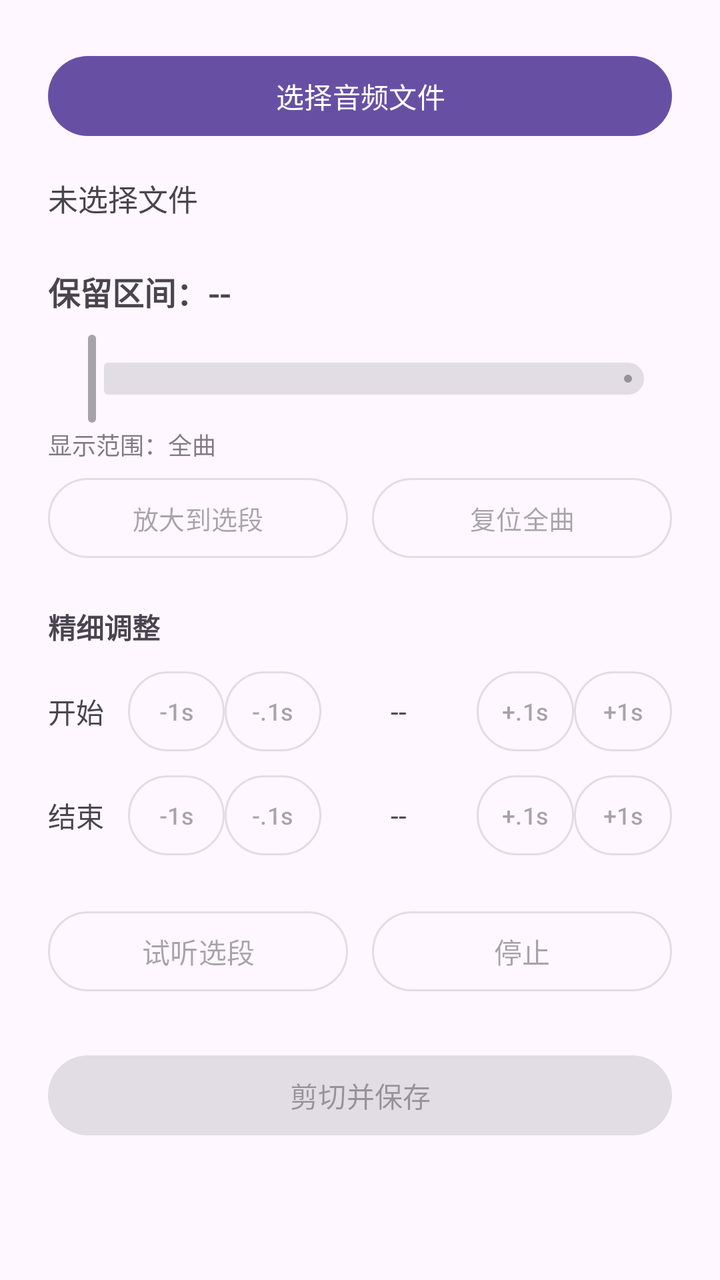
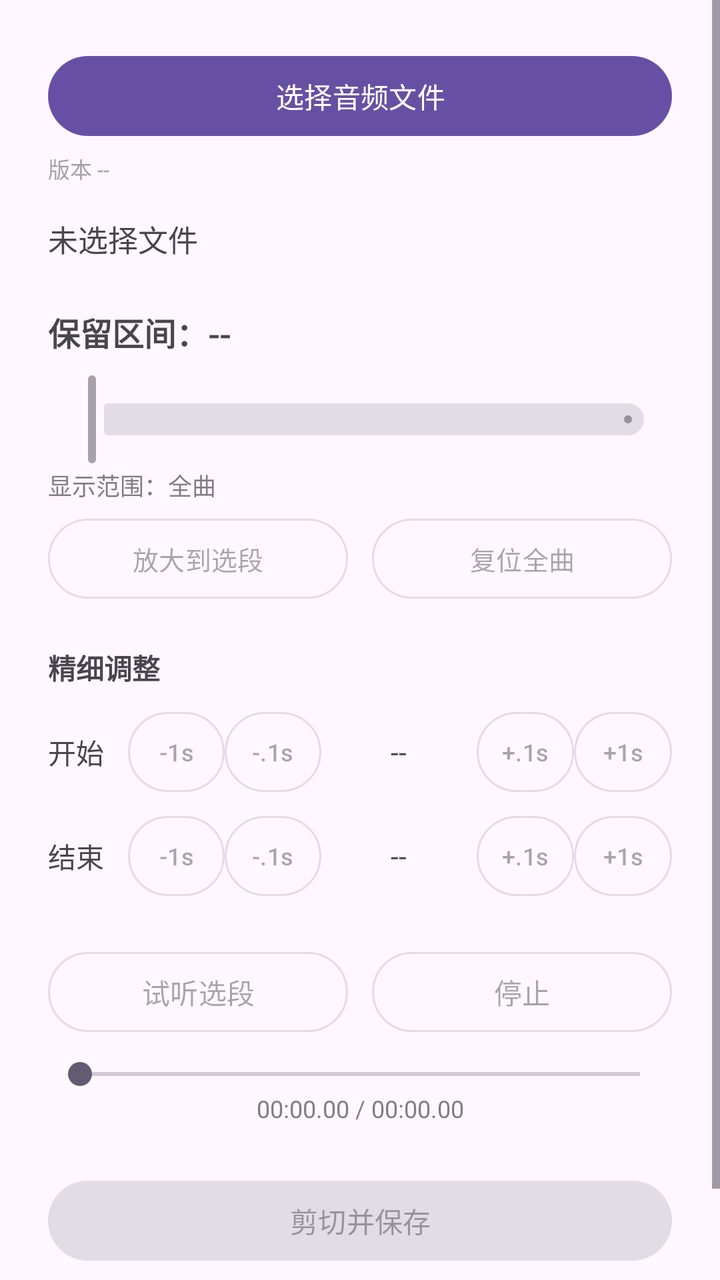

Two renders of the same Android screen: before a commit and after it. Below are the layout's source before the change and the commit's diff.
<!-- AndroidManifest.xml: application theme Theme.AudioCutter -->
<!-- res/layout/activity_main.xml -->
<?xml version="1.0" encoding="utf-8"?>
<ScrollView xmlns:android="http://schemas.android.com/apk/res/android"
    xmlns:app="http://schemas.android.com/apk/res-auto"
    android:layout_width="match_parent"
    android:layout_height="match_parent">

    <LinearLayout
        android:layout_width="match_parent"
        android:layout_height="wrap_content"
        android:orientation="vertical"
        android:padding="24dp">

        <com.google.android.material.button.MaterialButton
            android:id="@+id/btnPick"
            android:layout_width="match_parent"
            android:layout_height="wrap_content"
            android:text="选择音频文件" />

        <TextView
            android:id="@+id/tvFile"
            android:layout_width="match_parent"
            android:layout_height="wrap_content"
            android:layout_marginTop="16dp"
            android:text="未选择文件"
            android:textSize="15sp" />

        <TextView
            android:id="@+id/tvRange"
            android:layout_width="match_parent"
            android:layout_height="wrap_content"
            android:layout_marginTop="24dp"
            android:text="保留区间：--"
            android:textSize="16sp"
            android:textStyle="bold" />

        <com.google.android.material.slider.RangeSlider
            android:id="@+id/slider"
            android:layout_width="match_parent"
            android:layout_height="wrap_content"
            android:layout_marginTop="8dp"
            android:enabled="false"
            app:labelBehavior="gone"
            android:valueFrom="0.0"
            android:valueTo="1000.0"
            android:stepSize="0.0" />

        <TextView
            android:id="@+id/tvWindow"
            android:layout_width="match_parent"
            android:layout_height="wrap_content"
            android:text="显示范围：全曲"
            android:textSize="12sp"
            android:alpha="0.7" />

        <LinearLayout
            android:layout_width="match_parent"
            android:layout_height="wrap_content"
            android:layout_marginTop="4dp"
            android:orientation="horizontal">

            <com.google.android.material.button.MaterialButton
                android:id="@+id/btnZoom"
                style="?attr/materialButtonOutlinedStyle"
                android:layout_width="0dp"
                android:layout_height="wrap_content"
                android:layout_weight="1"
                android:enabled="false"
                android:textSize="13sp"
                android:text="放大到选段" />

            <Space
                android:layout_width="12dp"
                android:layout_height="wrap_content" />

            <com.google.android.material.button.MaterialButton
                android:id="@+id/btnZoomReset"
                style="?attr/materialButtonOutlinedStyle"
                android:layout_width="0dp"
                android:layout_height="wrap_content"
                android:layout_weight="1"
                android:enabled="false"
                android:textSize="13sp"
                android:text="复位全曲" />
        </LinearLayout>

        <TextView
            android:layout_width="match_parent"
            android:layout_height="wrap_content"
            android:layout_marginTop="20dp"
            android:text="精细调整"
            android:textStyle="bold"
            android:textSize="14sp" />

        
        <LinearLayout
            android:layout_width="match_parent"
            android:layout_height="wrap_content"
            android:layout_marginTop="8dp"
            android:gravity="center_vertical"
            android:orientation="horizontal">

            <TextView
                android:layout_width="40dp"
                android:layout_height="wrap_content"
                android:text="开始"
                android:textSize="14sp" />

            <com.google.android.material.button.MaterialButton
                android:id="@+id/btnStartMinus1"
                style="?attr/materialButtonOutlinedStyle"
                android:layout_width="0dp"
                android:layout_height="wrap_content"
                android:layout_weight="1"
                android:enabled="false"
                android:insetLeft="0dp" android:insetRight="0dp"
                android:paddingLeft="0dp" android:paddingRight="0dp"
                android:minWidth="0dp"
                android:textSize="12sp"
                android:text="-1s" />

            <com.google.android.material.button.MaterialButton
                android:id="@+id/btnStartMinus01"
                style="?attr/materialButtonOutlinedStyle"
                android:layout_width="0dp"
                android:layout_height="wrap_content"
                android:layout_weight="1"
                android:enabled="false"
                android:insetLeft="0dp" android:insetRight="0dp"
                android:paddingLeft="0dp" android:paddingRight="0dp"
                android:minWidth="0dp"
                android:textSize="12sp"
                android:text="-.1s" />

            <TextView
                android:id="@+id/tvStart"
                android:layout_width="0dp"
                android:layout_height="wrap_content"
                android:layout_weight="1.6"
                android:gravity="center"
                android:text="--"
                android:textSize="14sp" />

            <com.google.android.material.button.MaterialButton
                android:id="@+id/btnStartPlus01"
                style="?attr/materialButtonOutlinedStyle"
                android:layout_width="0dp"
                android:layout_height="wrap_content"
                android:layout_weight="1"
                android:enabled="false"
                android:insetLeft="0dp" android:insetRight="0dp"
                android:paddingLeft="0dp" android:paddingRight="0dp"
                android:minWidth="0dp"
                android:textSize="12sp"
                android:text="+.1s" />

            <com.google.android.material.button.MaterialButton
                android:id="@+id/btnStartPlus1"
                style="?attr/materialButtonOutlinedStyle"
                android:layout_width="0dp"
                android:layout_height="wrap_content"
                android:layout_weight="1"
                android:enabled="false"
                android:insetLeft="0dp" android:insetRight="0dp"
                android:paddingLeft="0dp" android:paddingRight="0dp"
                android:minWidth="0dp"
                android:textSize="12sp"
                android:text="+1s" />
        </LinearLayout>

        
        <LinearLayout
            android:layout_width="match_parent"
            android:layout_height="wrap_content"
            android:layout_marginTop="4dp"
            android:gravity="center_vertical"
            android:orientation="horizontal">

            <TextView
                android:layout_width="40dp"
                android:layout_height="wrap_content"
                android:text="结束"
                android:textSize="14sp" />

            <com.google.android.material.button.MaterialButton
                android:id="@+id/btnEndMinus1"
                style="?attr/materialButtonOutlinedStyle"
                android:layout_width="0dp"
                android:layout_height="wrap_content"
                android:layout_weight="1"
                android:enabled="false"
                android:insetLeft="0dp" android:insetRight="0dp"
                android:paddingLeft="0dp" android:paddingRight="0dp"
                android:minWidth="0dp"
                android:textSize="12sp"
                android:text="-1s" />

            <com.google.android.material.button.MaterialButton
                android:id="@+id/btnEndMinus01"
                style="?attr/materialButtonOutlinedStyle"
                android:layout_width="0dp"
                android:layout_height="wrap_content"
                android:layout_weight="1"
                android:enabled="false"
                android:insetLeft="0dp" android:insetRight="0dp"
                android:paddingLeft="0dp" android:paddingRight="0dp"
                android:minWidth="0dp"
                android:textSize="12sp"
                android:text="-.1s" />

            <TextView
                android:id="@+id/tvEnd"
                android:layout_width="0dp"
                android:layout_height="wrap_content"
                android:layout_weight="1.6"
                android:gravity="center"
                android:text="--"
                android:textSize="14sp" />

            <com.google.android.material.button.MaterialButton
                android:id="@+id/btnEndPlus01"
                style="?attr/materialButtonOutlinedStyle"
                android:layout_width="0dp"
                android:layout_height="wrap_content"
                android:layout_weight="1"
                android:enabled="false"
                android:insetLeft="0dp" android:insetRight="0dp"
                android:paddingLeft="0dp" android:paddingRight="0dp"
                android:minWidth="0dp"
                android:textSize="12sp"
                android:text="+.1s" />

            <com.google.android.material.button.MaterialButton
                android:id="@+id/btnEndPlus1"
                style="?attr/materialButtonOutlinedStyle"
                android:layout_width="0dp"
                android:layout_height="wrap_content"
                android:layout_weight="1"
                android:enabled="false"
                android:insetLeft="0dp" android:insetRight="0dp"
                android:paddingLeft="0dp" android:paddingRight="0dp"
                android:minWidth="0dp"
                android:textSize="12sp"
                android:text="+1s" />
        </LinearLayout>

        <LinearLayout
            android:layout_width="match_parent"
            android:layout_height="wrap_content"
            android:layout_marginTop="20dp"
            android:orientation="horizontal">

            <com.google.android.material.button.MaterialButton
                android:id="@+id/btnPlay"
                style="?attr/materialButtonOutlinedStyle"
                android:layout_width="0dp"
                android:layout_height="wrap_content"
                android:layout_weight="1"
                android:enabled="false"
                android:text="试听选段" />

            <Space
                android:layout_width="12dp"
                android:layout_height="wrap_content" />

            <com.google.android.material.button.MaterialButton
                android:id="@+id/btnStop"
                style="?attr/materialButtonOutlinedStyle"
                android:layout_width="0dp"
                android:layout_height="wrap_content"
                android:layout_weight="1"
                android:enabled="false"
                android:text="停止" />
        </LinearLayout>

        <com.google.android.material.button.MaterialButton
            android:id="@+id/btnCut"
            android:layout_width="match_parent"
            android:layout_height="wrap_content"
            android:layout_marginTop="24dp"
            android:enabled="false"
            android:text="剪切并保存" />

        <ProgressBar
            android:id="@+id/progress"
            style="?android:attr/progressBarStyleHorizontal"
            android:layout_width="match_parent"
            android:layout_height="wrap_content"
            android:layout_marginTop="16dp"
            android:max="100"
            android:visibility="gone" />

        <TextView
            android:id="@+id/tvStatus"
            android:layout_width="match_parent"
            android:layout_height="wrap_content"
            android:layout_marginTop="12dp"
            android:text=""
            android:textSize="14sp" />
    </LinearLayout>
</ScrollView>
<!-- resources referenced by this layout -->
<resources>
  <style name="Theme.AudioCutter" parent="Theme.Material3.DayNight.NoActionBar">
          <item name="colorPrimary">@color/purple500</item>
      </style>
  <color name="purple500">#6750A4</color>
</resources>

<!-- the commit's change to res/layout/activity_main.xml (unified diff, before → after) -->
@@ -15,6 +15,15 @@
             android:layout_width="match_parent"
             android:layout_height="wrap_content"
             android:text="选择音频文件" />
+
+        <TextView
+            android:id="@+id/tvVersion"
+            android:layout_width="match_parent"
+            android:layout_height="wrap_content"
+            android:layout_marginTop="4dp"
+            android:text="版本 --"
+            android:textSize="11sp"
+            android:alpha="0.5" />
 
         <TextView
             android:id="@+id/tvFile"
@@ -272,6 +281,24 @@
                 android:text="停止" />
         </LinearLayout>
 
+        
+        <SeekBar
+            android:id="@+id/sbPlayback"
+            android:layout_width="match_parent"
+            android:layout_height="wrap_content"
+            android:layout_marginTop="8dp"
+            android:enabled="false"
+            android:max="1000" />
+
+        <TextView
+            android:id="@+id/tvPlayhead"
+            android:layout_width="match_parent"
+            android:layout_height="wrap_content"
+            android:gravity="center"
+            android:text="00:00.00 / 00:00.00"
+            android:textSize="12sp"
+            android:alpha="0.7" />
+
         <com.google.android.material.button.MaterialButton
             android:id="@+id/btnCut"
             android:layout_width="match_parent"
